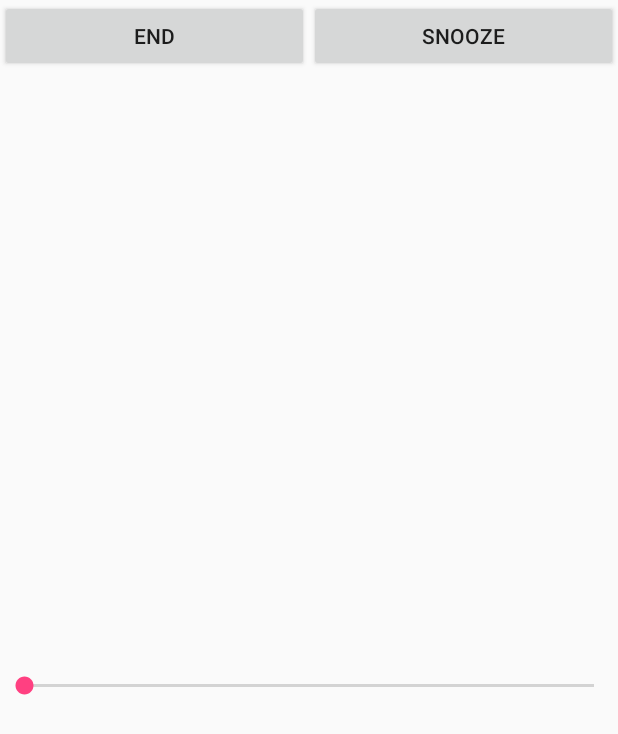
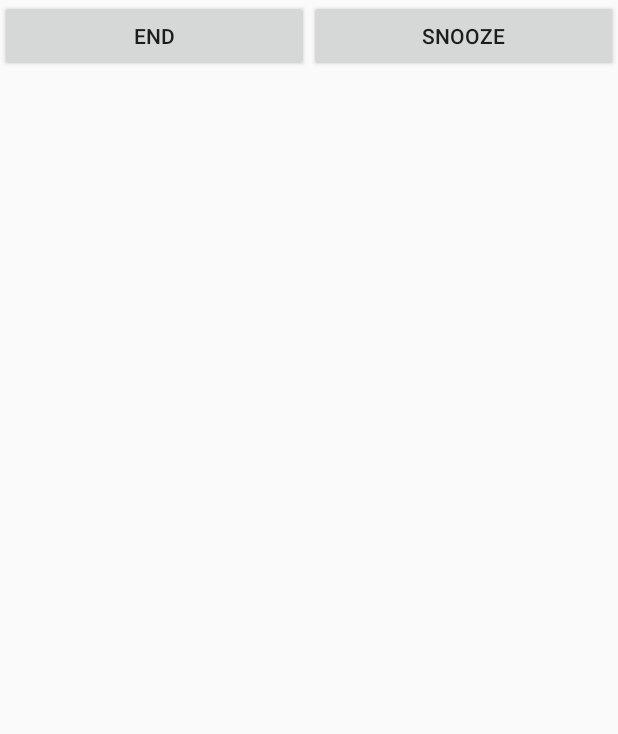
Before and after one commit to Apollina/LitUp, an Android app: the AlarmAlertActivity screen opened directly, with no data from a screen before it, on a phone screen of 412 x 824 dp. Shown: the top 734 px of the screen. Run offline under Robolectric (Android 15) with nearby library versions, the phone set to English and light mode, and no system bars; libraries missing offline, so code that uses them is left out: org.achartengine, org.achartengine.chart, org.achartengine.model, org.achartengine.renderer; 25 statements that could not run were skipped.

Commit message:
testsViews  cleanup

```diff
--- a/app/src/main/res/layout/alarm_alert.xml
+++ b/app/src/main/res/layout/alarm_alert.xml
@@ -36,9 +36,9 @@
         android:orientation="vertical"
         android:id="@+id/graph_layout"
         android:layout_width="match_parent"
-        android:layout_height="400dp"
+        android:layout_height="0dp"
         android:layout_weight="8"
-        android:visibility="visible"/>
+        android:visibility="invisible"/>
     </TableRow>
     <TableRow>
     <SeekBar
@@ -48,7 +48,7 @@
         android:layout_gravity="center"
         android:layout_weight="7"
         android:foregroundGravity="center"
-        android:visibility="visible"/>
+        android:visibility="invisible"/>
     </TableRow>
     <TableRow>
         <TextView
@@ -57,12 +57,5 @@
             android:layout_height="wrap_content"
             android:layout_weight="1"/>
     </TableRow>
-    <TableRow>
-        <TextView
-            android:id="@+id/test"
-            android:layout_width="wrap_content"
-            android:layout_height="wrap_content"
-            android:layout_weight="1"/>
 
-    </TableRow>
 </TableLayout>
```
